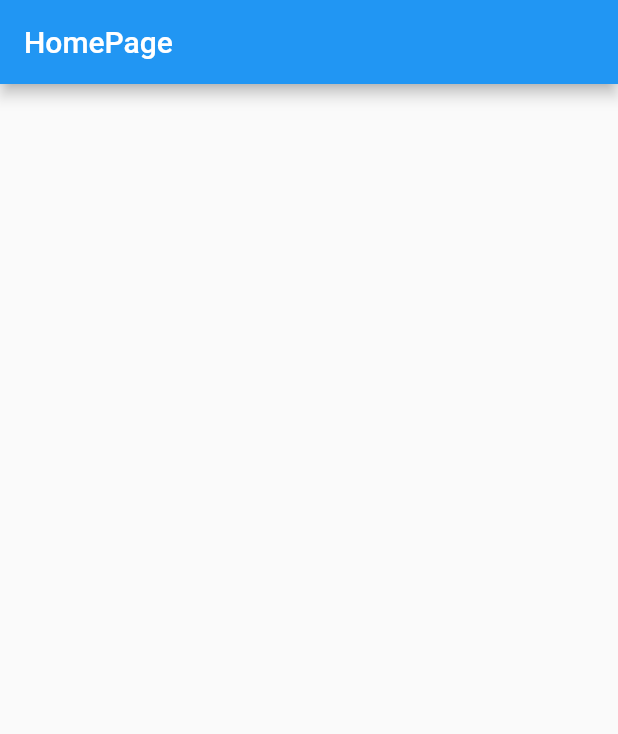
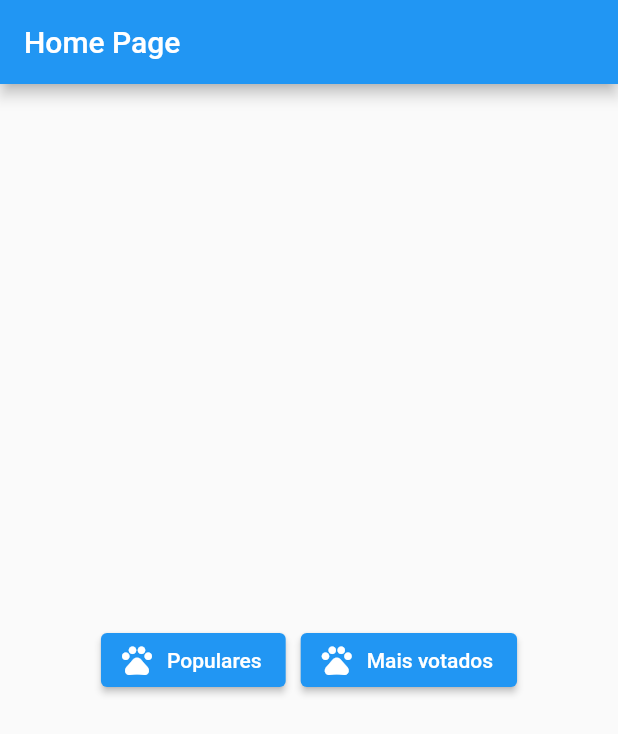
Before and after one commit to abnerdsilva/filmes_app, a Flutter app: the screen it shows after launch, on a phone screen of 412 x 824 dp. Shown: the top 734 px of the screen. Run offline on Flutter 3.47's test engine with Material 2 defaults, Android fonts, the phone set to English and light mode, and no system bars; our stand-ins replace get.

Commit message:
fazendo redirecionamento de pagina quando clica nos respectivos botões

```diff
--- a/lib/modules/home/home_page.dart
+++ b/lib/modules/home/home_page.dart
@@ -7,9 +7,25 @@ class HomePage extends GetView<HomeController> {
   Widget build(BuildContext context) {
     return Scaffold(
       appBar: AppBar(
-        title: Text('HomePage'),
+        title: Text('Home Page'),
       ),
-      body: Container(),
+      body: Center(
+        child: Wrap(
+          spacing: 10,
+          children: [
+            ElevatedButton.icon(
+              onPressed: () => Get.toNamed('/movies', arguments: 'Populares'),
+              icon: Icon(Icons.pets_outlined),
+              label: Text('Populares'),
+            ),
+            ElevatedButton.icon(
+              onPressed: () => Get.toNamed('/movies', arguments: 'Mais Votados'),
+              icon: Icon(Icons.pets_outlined),
+              label: Text('Mais votados'),
+            ),
+          ],
+        ),
+      ),
     );
   }
 }
```
